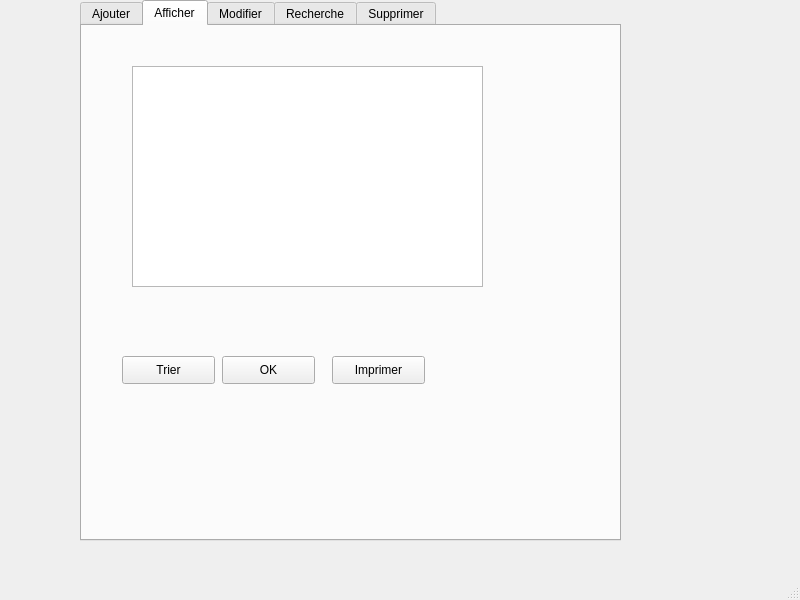
Qt form gestion_des_machines/mainwindow.ui (Abdelmoez-Taher/Smart_Dry_Cleaner_2A1) before a commit.
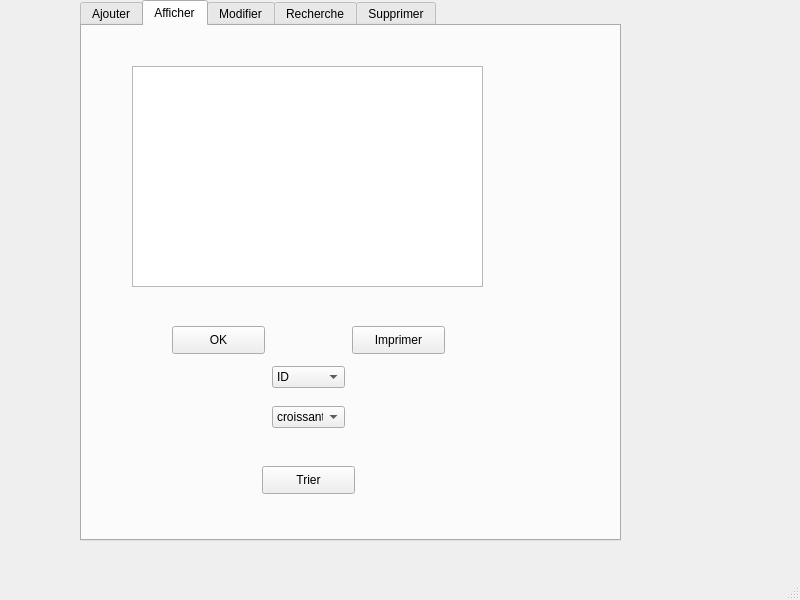
The same form after that commit. The open tabs and pages were chosen to show the change.

```diff
--- a/gestion_des_machines/mainwindow.ui
+++ b/gestion_des_machines/mainwindow.ui
@@ -146,8 +146,8 @@
      <widget class="QPushButton" name="pushButton_5">
       <property name="geometry">
        <rect>
-        <x>140</x>
-        <y>330</y>
+        <x>90</x>
+        <y>300</y>
         <width>93</width>
         <height>28</height>
        </rect>
@@ -169,8 +169,8 @@
      <widget class="QPushButton" name="le_trier">
       <property name="geometry">
        <rect>
-        <x>40</x>
-        <y>330</y>
+        <x>180</x>
+        <y>440</y>
         <width>93</width>
         <height>28</height>
        </rect>
@@ -182,8 +182,8 @@
      <widget class="QPushButton" name="le_pdf">
       <property name="geometry">
        <rect>
-        <x>250</x>
-        <y>330</y>
+        <x>270</x>
+        <y>300</y>
         <width>93</width>
         <height>28</height>
        </rect>
@@ -192,6 +192,51 @@
        <string>Imprimer</string>
       </property>
      </widget>
+     <widget class="QComboBox" name="attributebox">
+      <property name="geometry">
+       <rect>
+        <x>190</x>
+        <y>340</y>
+        <width>73</width>
+        <height>22</height>
+       </rect>
+      </property>
+      <item>
+       <property name="text">
+        <string>ID</string>
+       </property>
+      </item>
+      <item>
+       <property name="text">
+        <string>MARQUE</string>
+       </property>
+      </item>
+      <item>
+       <property name="text">
+        <string>DATEA</string>
+       </property>
+      </item>
+     </widget>
+     <widget class="QComboBox" name="croicbox">
+      <property name="geometry">
+       <rect>
+        <x>190</x>
+        <y>380</y>
+        <width>73</width>
+        <height>22</height>
+       </rect>
+      </property>
+      <item>
+       <property name="text">
+        <string>croissante</string>
+       </property>
+      </item>
+      <item>
+       <property name="text">
+        <string>decroissant</string>
+       </property>
+      </item>
+     </widget>
     </widget>
     <widget class="QWidget" name="tab_2">
      <attribute name="title">
```
Left out of the diff: 18 changed lines with no effect on the pictures.
